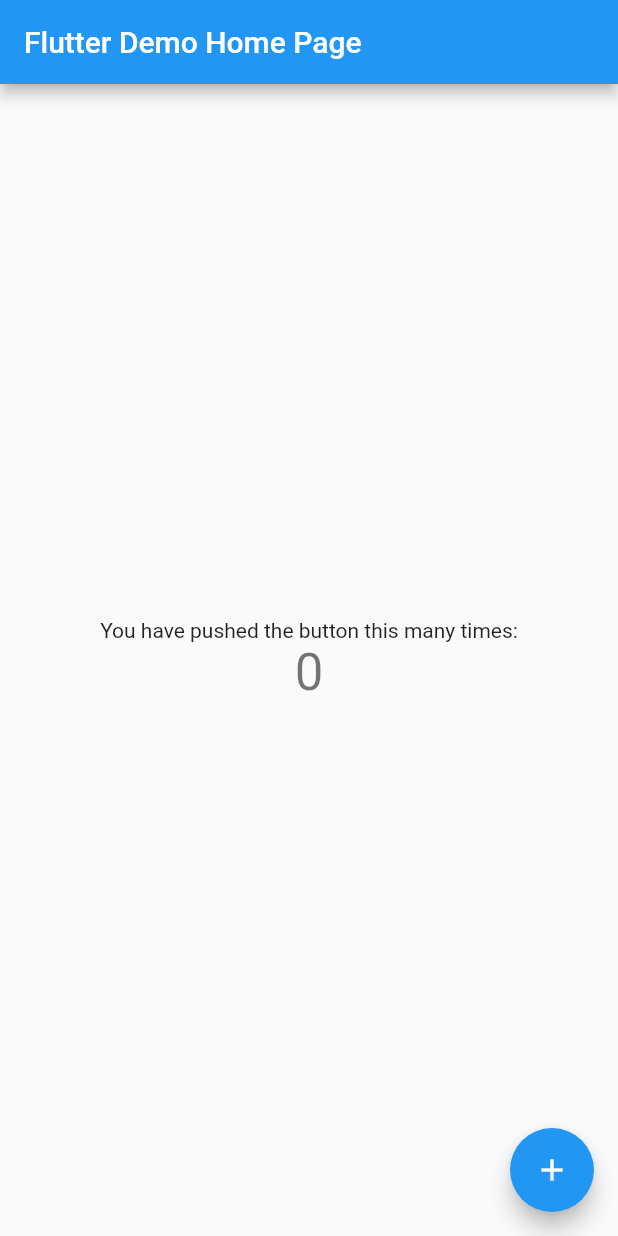
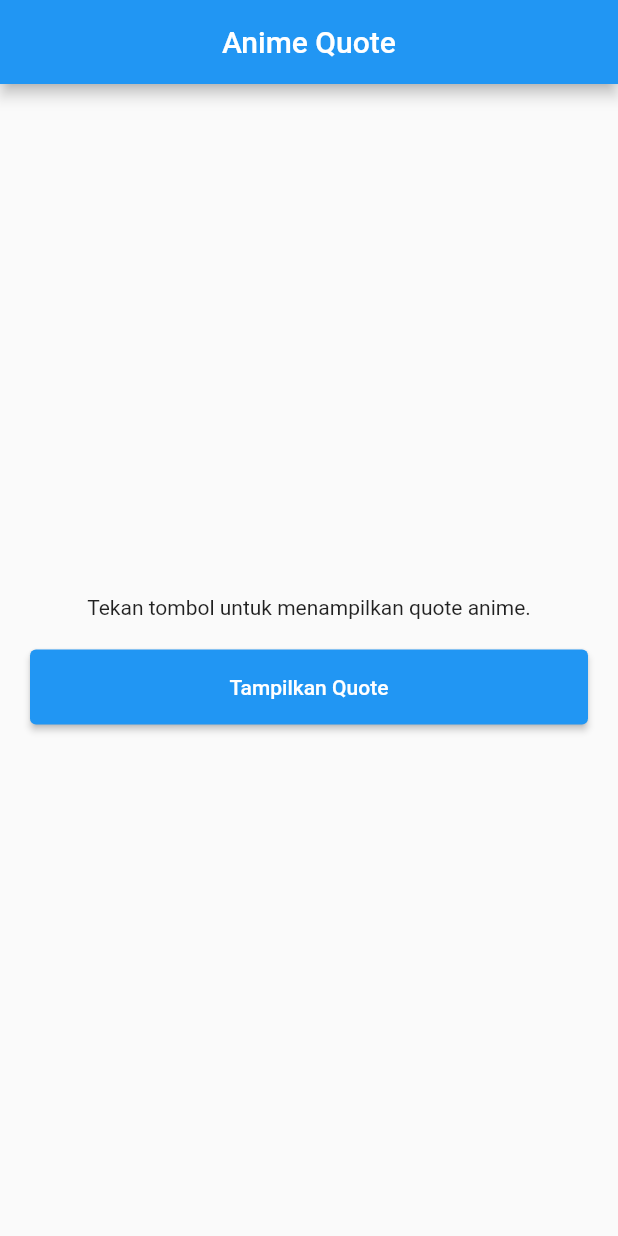
Before and after one commit to jmiryas/anime_quotes, a Flutter app: the screen it shows after launch, on a phone screen of 412 x 824 dp. Run offline on Flutter 3.47's test engine with Material 2 defaults, Android fonts, the phone set to English and light mode, and no system bars; our stand-ins replace bloc, dartz, equatable, flutter_bloc, get_it, internet_connection_checker and 1 more.

Commit message:
Add interface and bloc.

```diff
--- a/lib/constants/constants.dart
+++ b/lib/constants/constants.dart
@@ -5,3 +5,8 @@ const CACHED_ANIME_QUOTE = "CACHED_ANIME_QUOTE";
 // Anime chan API.
 
 const ANIME_CHAN_API = "https://animechan.vercel.app/api/random";
+
+// Error message
+
+const SERVER_FAILURE_MESSAGE = 'Server Failure';
+const CACHE_FAILURE_MESSAGE = 'Cache Failure';
--- /dev/null
+++ b/lib/features/random_anime_quotes/presentation/bloc/anime_quote_event.dart
@@ -0,0 +1,10 @@
+part of 'anime_quote_bloc.dart';
+
+abstract class AnimeQuoteEvent extends Equatable {
+  const AnimeQuoteEvent();
+
+  @override
+  List<Object> get props => [];
+}
+
+class GetRandomAnimeQuotesEvent extends AnimeQuoteEvent {}
--- /dev/null
+++ b/lib/features/random_anime_quotes/presentation/bloc/anime_quote_state.dart
@@ -0,0 +1,28 @@
+part of 'anime_quote_bloc.dart';
+
+abstract class AnimeQuoteState extends Equatable {
+  const AnimeQuoteState();
+
+  @override
+  List<Object> get props => [];
+}
+
+class AnimeQuoteEmptyState extends AnimeQuoteState {}
+
+class AnimeQuoteLoadingState extends AnimeQuoteState {}
+
+class AnimeQuoteLoadedState extends AnimeQuoteState {
+  final AnimeQuoteEntity animeQuote;
+
+  const AnimeQuoteLoadedState({
+    required this.animeQuote,
+  });
+}
+
+class AnimeQuoteErrorState extends AnimeQuoteState {
+  final String errorMessage;
+
+  const AnimeQuoteErrorState({
+    required this.errorMessage,
+  });
+}
--- /dev/null
+++ b/lib/features/random_anime_quotes/presentation/pages/anime_quote_page.dart
@@ -0,0 +1,63 @@
+import 'package:flutter/material.dart';
+import 'package:flutter_bloc/flutter_bloc.dart';
+
+import '../bloc/anime_quote_bloc.dart';
+import '../../../../service_locator.dart';
+import '../widgets/anime_quote_card_widget.dart';
+import '../widgets/anime_quote_button_widget.dart';
+
+class AnimeQuotePage extends StatelessWidget {
+  const AnimeQuotePage({super.key});
+
+  @override
+  Widget build(BuildContext context) {
+    return Scaffold(
+      appBar: AppBar(
+        centerTitle: true,
+        title: const Text("Anime Quote"),
+      ),
+      body: BlocProvider(
+        create: (_) => serviceLocator.get<AnimeQuoteBloc>(),
+        child: Container(
+          padding: const EdgeInsets.all(20.0),
+          child: Column(
+            mainAxisAlignment: MainAxisAlignment.center,
+            crossAxisAlignment: CrossAxisAlignment.center,
+            children: [
+              BlocBuilder<AnimeQuoteBloc, AnimeQuoteState>(
+                  builder: (context, state) {
+                late Widget widget;
+
+                if (state is AnimeQuoteEmptyState) {
+                  widget = const Center(
+                    child: Text("Tekan tombol untuk menampilkan quote anime."),
+                  );
+                } else if (state is AnimeQuoteLoadingState) {
+                  widget = const Center(
+                    child: SizedBox(
+                      width: 25.0,
+                      height: 25.0,
+                      child: CircularProgressIndicator(),
+                    ),
+                  );
+                } else if (state is AnimeQuoteLoadedState) {
+                  widget = AnimeQuoteCardWidget(animeQuote: state.animeQuote);
+                } else if (state is AnimeQuoteErrorState) {
+                  return Center(
+                    child: Text(state.errorMessage),
+                  );
+                }
+
+                return widget;
+              }),
+              const SizedBox(
+                height: 20.0,
+              ),
+              const AnimeQuoteButtonWidget(),
+            ],
+          ),
+        ),
+      ),
+    );
+  }
+}
--- /dev/null
+++ b/lib/features/random_anime_quotes/presentation/widgets/anime_quote_button_widget.dart
@@ -0,0 +1,22 @@
+import 'package:flutter/material.dart';
+import 'package:flutter_bloc/flutter_bloc.dart';
+
+import '../bloc/anime_quote_bloc.dart';
+
+class AnimeQuoteButtonWidget extends StatelessWidget {
+  const AnimeQuoteButtonWidget({super.key});
+
+  @override
+  Widget build(BuildContext context) {
+    return ElevatedButton(
+      onPressed: () {
+        BlocProvider.of<AnimeQuoteBloc>(context)
+            .add(GetRandomAnimeQuotesEvent());
+      },
+      style: ElevatedButton.styleFrom(
+        minimumSize: const Size.fromHeight(50.0), // NEW
+      ),
+      child: const Text("Tampilkan Quote"),
+    );
+  }
+}
--- a/lib/main.dart
+++ b/lib/main.dart
@@ -1,115 +1,27 @@
 import 'package:flutter/material.dart';
 
-void main() {
-  runApp(const MyApp());
+import 'service_locator.dart';
+import 'features/random_anime_quotes/presentation/pages/anime_quote_page.dart';
+
+void main() async {
+  WidgetsFlutterBinding.ensureInitialized();
+
+  initializeServiceLocator().then(
+    (_) => runApp(
+      const MyApp(),
+    ),
+  );
 }
 
 class MyApp extends StatelessWidget {
   const MyApp({super.key});
 
-  // This widget is the root of your application.
   @override
   Widget build(BuildContext context) {
-    return MaterialApp(
-      title: 'Flutter Demo',
-      theme: ThemeData(
-        // This is the theme of your application.
-        //
-        // Try running your application with "flutter run". You'll see the
-        // application has a blue toolbar. Then, without quitting the app, try
-        // changing the primarySwatch below to Colors.green and then invoke
-        // "hot reload" (press "r" in the console where you ran "flutter run",
-        // or simply save your changes to "hot reload" in a Flutter IDE).
-        // Notice that the counter didn't reset back to zero; the application
-        // is not restarted.
-        primarySwatch: Colors.blue,
-      ),
-      home: const MyHomePage(title: 'Flutter Demo Home Page'),
+    return const MaterialApp(
+      debugShowCheckedModeBanner: false,
+      title: "Anime Quote",
+      home: AnimeQuotePage(),
     );
   }
 }
-
-class MyHomePage extends StatefulWidget {
-  const MyHomePage({super.key, required this.title});
-
-  // This widget is the home page of your application. It is stateful, meaning
-  // that it has a State object (defined below) that contains fields that affect
-  // how it looks.
-
-  // This class is the configuration for the state. It holds the values (in this
-  // case the title) provided by the parent (in this case the App widget) and
-  // used by the build method of the State. Fields in a Widget subclass are
-  // always marked "final".
-
-  final String title;
-
-  @override
-  State<MyHomePage> createState() => _MyHomePageState();
-}
-
-class _MyHomePageState extends State<MyHomePage> {
-  int _counter = 0;
-
-  void _incrementCounter() {
-    setState(() {
-      // This call to setState tells the Flutter framework that something has
-      // changed in this State, which causes it to rerun the build method below
-      // so that the display can reflect the updated values. If we changed
-      // _counter without calling setState(), then the build method would not be
-      // called again, and so nothing would appear to happen.
-      _counter++;
-    });
-  }
-
-  @override
-  Widget build(BuildContext context) {
-    // This method is rerun every time setState is called, for instance as done
-    // by the _incrementCounter method above.
-    //
-    // The Flutter framework has been optimized to make rerunning build methods
-    // fast, so that you can just rebuild anything that needs updating rather
-    // than having to individually change instances of widgets.
-    return Scaffold(
-      appBar: AppBar(
-        // Here we take the value from the MyHomePage object that was created by
-        // the App.build method, and use it to set our appbar title.
-        title: Text(widget.title),
-      ),
-      body: Center(
-        // Center is a layout widget. It takes a single child and positions it
-        // in the middle of the parent.
-        child: Column(
-          // Column is also a layout widget. It takes a list of children and
-          // arranges them vertically. By default, it sizes itself to fit its
-          // children horizontally, and tries to be as tall as its parent.
-          //
-          // Invoke "debug painting" (press "p" in the console, choose the
-          // "Toggle Debug Paint" action from the Flutter Inspector in Android
-          // Studio, or the "Toggle Debug Paint" command in Visual Studio Code)
-          // to see the wireframe for each widget.
-          //
-          // Column has various properties to control how it sizes itself and
-          // how it positions its children. Here we use mainAxisAlignment to
-          // center the children vertically; the main axis here is the vertical
-          // axis because Columns are vertical (the cross axis would be
-          // horizontal).
-          mainAxisAlignment: MainAxisAlignment.center,
-          children: <Widget>[
-            const Text(
-              'You have pushed the button this many times:',
-            ),
-            Text(
-              '$_counter',
-              style: Theme.of(context).textTheme.headline4,
-            ),
-          ],
-        ),
-      ),
-      floatingActionButton: FloatingActionButton(
-        onPressed: _incrementCounter,
-        tooltip: 'Increment',
-        child: const Icon(Icons.add),
-      ), // This trailing comma makes auto-formatting nicer for build methods.
-    );
-  }
-}
```
Also changed, not shown: lib/features/random_anime_quotes/presentation/bloc/anime_quote_bloc.dart (added, +62 -0 lines), lib/features/random_anime_quotes/presentation/widgets/anime_quote_card_widget.dart (added, +43 -0 lines), lib/service_locator.dart (+70 -0 lines), 1 other file.
